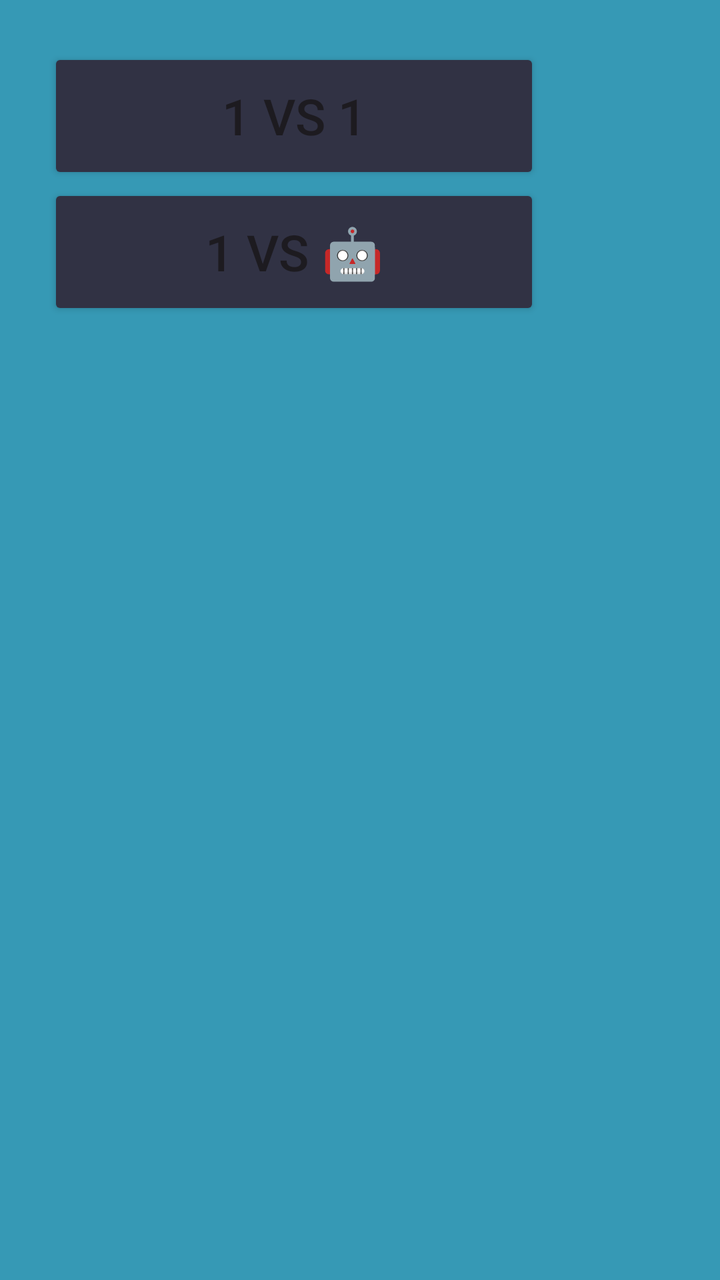
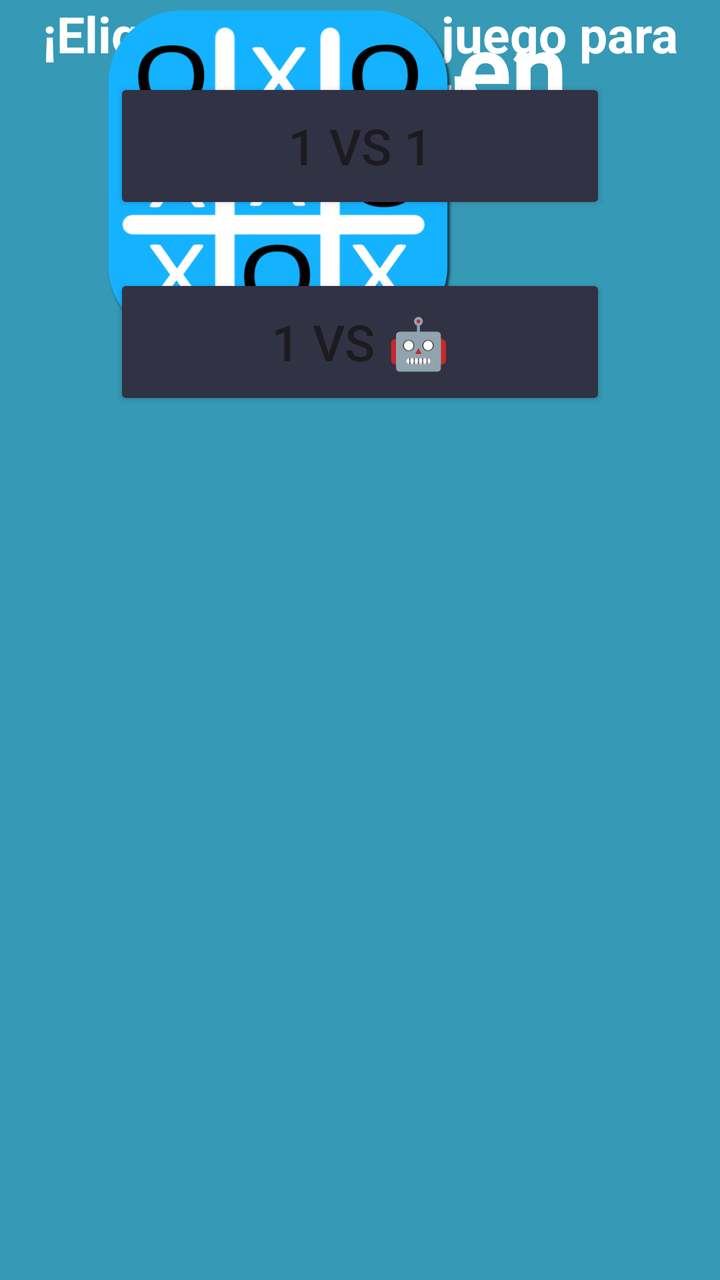

Two renders of the same Android screen: before a commit and after it. Below are the layout's source before the change and the commit's diff.
<!-- AndroidManifest.xml: application theme Theme.EstructurasGrupo_01 -->
<!-- res/layout/menu.xml -->
<?xml version="1.0" encoding="utf-8"?>
<androidx.constraintlayout.widget.ConstraintLayout xmlns:android="http://schemas.android.com/apk/res/android"
    android:layout_width="match_parent"
    android:layout_height="match_parent"
    android:background="#3699B5">

    <LinearLayout
        android:layout_width="match_parent"
        android:layout_height="wrap_content"
        android:orientation="vertical"
        android:padding="24dp">

        <Button
            android:layout_width="246dp"
            android:layout_height="68dp"
            android:text="1 vs 1"
            android:textSize="25dp"
            android:backgroundTint="#313244"/>

        <Button
            android:layout_width="246dp"
            android:layout_height="68dp"
            android:text="1 vs 🤖"
            android:textSize="25dp"
            android:backgroundTint="#313244"/>

    </LinearLayout>

</androidx.constraintlayout.widget.ConstraintLayout>
<!-- resources referenced by this layout -->
<resources>
  <style name="Theme.EstructurasGrupo_01" parent="Base.Theme.EstructurasGrupo_01" />
  <style name="Base.Theme.EstructurasGrupo_01" parent="Theme.Material3.DayNight.NoActionBar">
          
          
      </style>
</resources>

<!-- the commit's change to res/layout/menu.xml (unified diff, before → after) -->
@@ -1,28 +1,69 @@
 <?xml version="1.0" encoding="utf-8"?>
 <androidx.constraintlayout.widget.ConstraintLayout xmlns:android="http://schemas.android.com/apk/res/android"
+    xmlns:tools="http://schemas.android.com/tools"
     android:layout_width="match_parent"
     android:layout_height="match_parent"
     android:background="#3699B5">
 
+
+    <TextView
+        android:layout_width="match_parent"
+        android:layout_height="wrap_content"
+        android:gravity="center"
+        android:text="--Tres en Raya--"
+        android:textColor="#FFFF"
+        android:textSize="50dp"
+        android:textStyle="bold"
+        tools:layout_editor_absoluteX="0dp"
+        tools:layout_editor_absoluteY="50dp" />
+
+    <TextView
+        android:layout_width="match_parent"
+        android:layout_height="wrap_content"
+        android:gravity="center"
+        android:text="¡Elige el modo de juego para empezar!"
+        android:textColor="#FFFF"
+        android:textSize="25dp"
+        android:textStyle="bold"
+        tools:layout_editor_absoluteX="0dp"
+        tools:layout_editor_absoluteY="148dp" />
+
+
+    <ImageView
+        android:layout_width="279dp"
+        android:layout_height="176dp"
+        android:src="@drawable/tres_en_raya"
+        tools:layout_editor_absoluteX="66dp"
+        tools:layout_editor_absoluteY="486dp" />
+
     <LinearLayout
         android:layout_width="match_parent"
         android:layout_height="wrap_content"
+        android:gravity="center"
         android:orientation="vertical"
-        android:padding="24dp">
+        android:padding="24dp"
+        tools:layout_editor_absoluteX="0dp"
+        tools:layout_editor_absoluteY="220dp">
+        
+
 
         <Button
+            android:id="@+id/modo1vs1"
             android:layout_width="246dp"
             android:layout_height="68dp"
+            android:layout_margin="15dp"
+            android:backgroundTint="#313244"
             android:text="1 vs 1"
-            android:textSize="25dp"
-            android:backgroundTint="#313244"/>
+            android:textSize="25dp" />
 
         <Button
+            android:id="@+id/modo1vsMaquina"
             android:layout_width="246dp"
             android:layout_height="68dp"
+            android:layout_margin="15dp"
+            android:backgroundTint="#313244"
             android:text="1 vs 🤖"
-            android:textSize="25dp"
-            android:backgroundTint="#313244"/>
+            android:textSize="25dp" />
 
     </LinearLayout>
 
<!-- resource entries referenced after the edit -->
@@ -1,5 +1,6 @@
 <!-- resources referenced by this layout -->
 <resources>
+  <!-- drawable tres_en_raya: png bitmap (drawable, 38118 bytes) -->
   <style name="Theme.EstructurasGrupo_01" parent="Base.Theme.EstructurasGrupo_01" />
   <style name="Base.Theme.EstructurasGrupo_01" parent="Theme.Material3.DayNight.NoActionBar">
           
